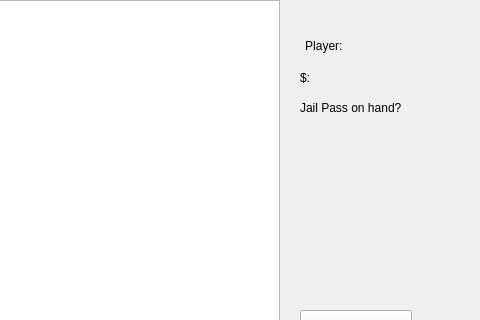
Qt form mainwindow.ui (WisdomStoneWorshiper/comp2012h_project) before a commit; both pictures show x 520 to 1000 and y 0 to 320 of the 1000 by 850 pixel window.
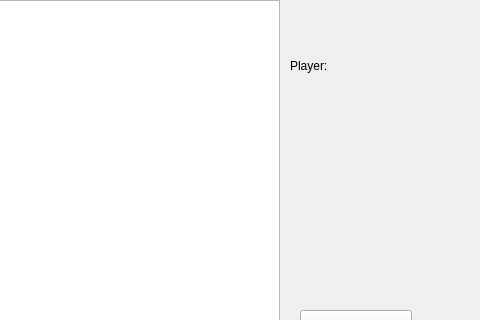
The same form after that commit.

```diff
--- a/mainwindow.ui
+++ b/mainwindow.ui
@@ -79,17 +79,17 @@
    <widget class="QLabel" name="playerNametag">
     <property name="geometry">
      <rect>
-      <x>800</x>
-      <y>30</y>
-      <width>91</width>
-      <height>31</height>
+      <x>810</x>
+      <y>10</y>
+      <width>181</width>
+      <height>111</height>
      </rect>
     </property>
     <property name="text">
      <string>Player: </string>
     </property>
     <property name="alignment">
-     <set>Qt::AlignCenter</set>
+     <set>Qt::AlignLeading|Qt::AlignLeft|Qt::AlignVCenter</set>
     </property>
    </widget>
    <widget class="QPushButton" name="buyBtn">
@@ -131,32 +131,6 @@
      <string>End this turn</string>
     </property>
    </widget>
-   <widget class="QLabel" name="moneyTag">
-    <property name="geometry">
-     <rect>
-      <x>820</x>
-      <y>70</y>
-      <width>58</width>
-      <height>16</height>
-     </rect>
-    </property>
-    <property name="text">
-     <string>$:</string>
-    </property>
-   </widget>
-   <widget class="QLabel" name="label">
-    <property name="geometry">
-     <rect>
-      <x>820</x>
-      <y>100</y>
-      <width>131</width>
-      <height>16</height>
-     </rect>
-    </property>
-    <property name="text">
-     <string>Jail Pass on hand?</string>
-    </property>
-   </widget>
    <widget class="QPushButton" name="tradeBtn">
     <property name="geometry">
      <rect>
```
Left out of the diff: 2 changed lines with no effect on the pictures.
